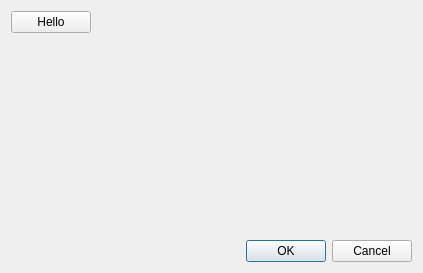
The window that segment_anything_dialog_base.ui (INF800/qgis_segment_anything) describes before a commit, drawn with Qt 5.
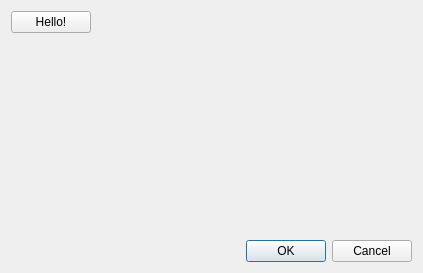
The same window after the commit.

Commit message: ui changed with qt designer

Diff of the .ui file:
```diff
--- a/segment_anything_dialog_base.ui
+++ b/segment_anything_dialog_base.ui
@@ -17,7 +17,7 @@
    <item row="0" column="0">
     <widget class="QPushButton" name="pbHello">
      <property name="text">
-      <string>Hello</string>
+      <string>Hello!</string>
      </property>
     </widget>
    </item>
```
The commit also changes 2 other files.
